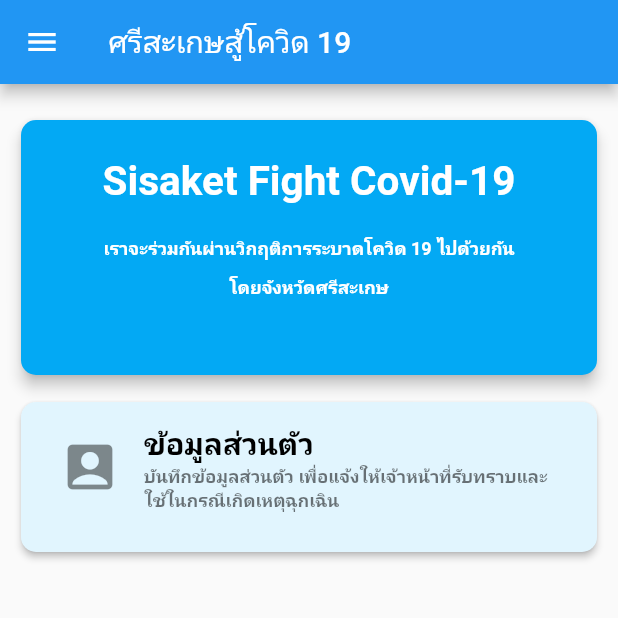
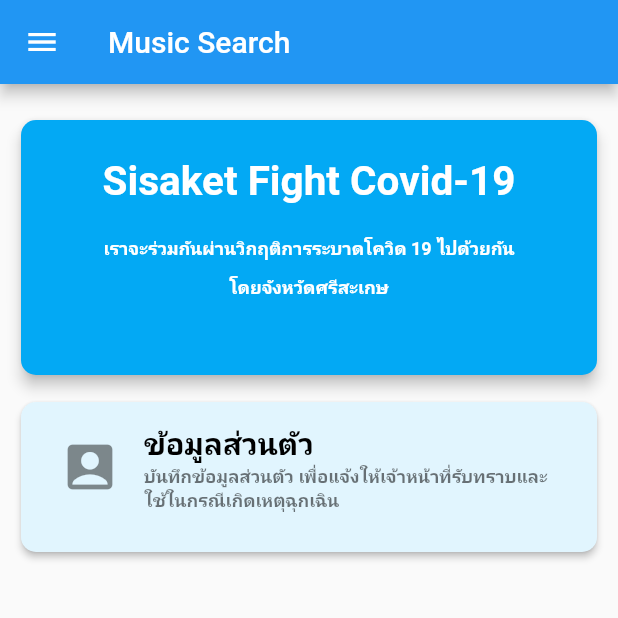
Before and after one commit to numvarn/musicsearch, a Flutter app: the OperationPage screen opened directly, on a phone screen of 412 x 824 dp, the top half of it. Run offline on Flutter 3.47's test engine with Material 2 defaults, Android fonts, the phone set to English and light mode, and no system bars; our stand-ins replace flutter_signin_button, google_fonts, progress_dialog, rounded_loading_button; accounts and stored records are empty; Roboto replaces fonts that are missing (Prompt).

Commit message:
update operation screen

```diff
--- a/lib/screens/operations.dart
+++ b/lib/screens/operations.dart
@@ -96,7 +96,7 @@ class _OperationPageState extends State<OperationPage> {
       child: Scaffold(
         drawer: NavDrawer(),
         appBar: AppBar(
-          title: Text('ศรีสะเกษสู้โควิด 19', style: style),
+          title: Text('Music Search', style: style),
         ),
         body: SingleChildScrollView(
           child: Column(
```
